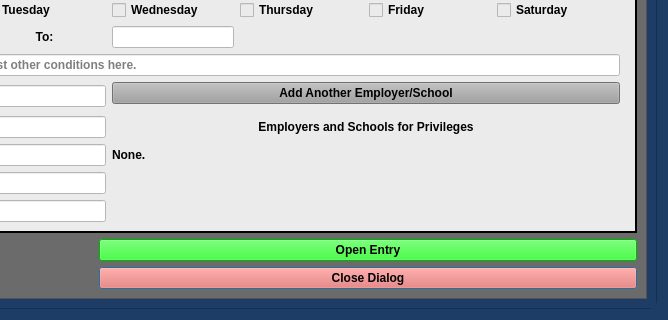
HunterProgram22/MuniEntry, file munientry/views/ui/DrivingPrivilegesDialog.ui: the form before one commit; both pictures show x 476 to 1144 and y 478 to 798 of the 1144 by 798 pixel window.
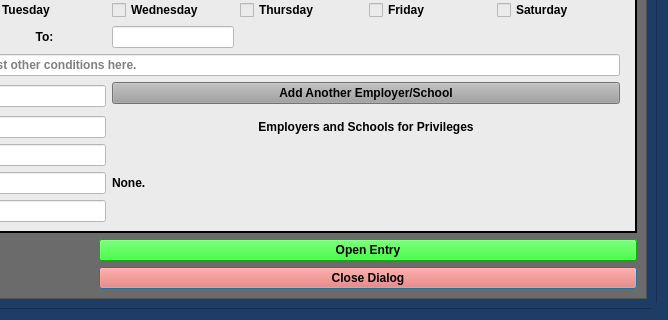
The form after the commit. Custom widgets are drawn as their Qt base class.

```diff
--- a/munientry/views/ui/DrivingPrivilegesDialog.ui
+++ b/munientry/views/ui/DrivingPrivilegesDialog.ui
@@ -475,7 +475,7 @@
                </property>
               </widget>
              </item>
-             <item row="13" column="4" colspan="4">
+             <item row="14" column="4" colspan="4">
               <widget class="QLabel" name="label_31">
                <property name="text">
                 <string>None.</string>
```
Left out of the diff: 2 changed lines with no effect on the pictures.
